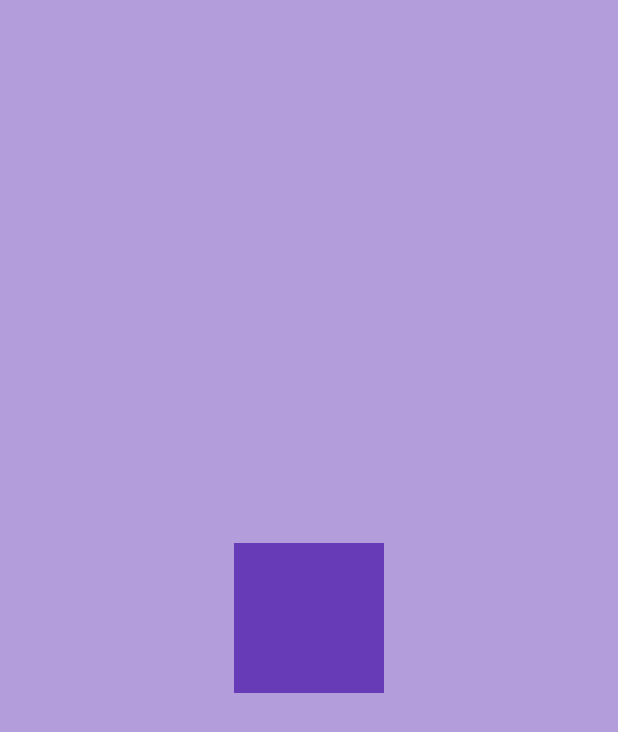
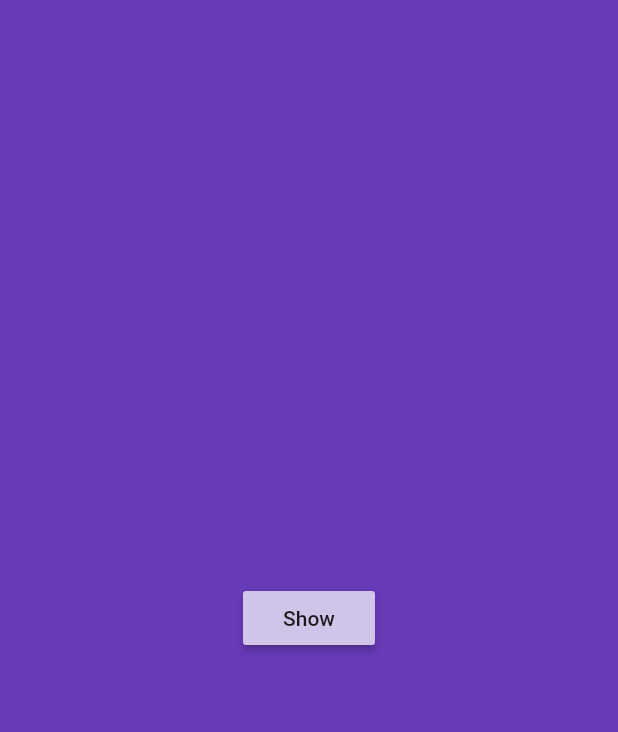
Before and after one commit to mbr1993/flutter_widgets, a Flutter app: the screen it shows after launch, on a phone screen of 412 x 824 dp. Shown: the top 732 px of the screen. Run offline on Flutter 3.47's test engine with Material 2 defaults, Android fonts, the phone set to English and light mode, and no system bars.

Commit message:
alert dialog

```diff
--- /dev/null
+++ b/lib/alert_dialog/alert_dialog.dart
@@ -0,0 +1,48 @@
+import 'package:flutter/cupertino.dart';
+import 'package:flutter/material.dart';
+
+class MyAlertDialog extends StatefulWidget {
+  const MyAlertDialog({super.key});
+
+  @override
+  State<MyAlertDialog> createState() => _MyAlertDialogState();
+}
+
+class _MyAlertDialogState extends State<MyAlertDialog> {
+  void _showDialog() {
+    showDialog(
+        context: context,
+        builder: (context) {
+          return CupertinoAlertDialog(
+            title: Text("Title"),
+            content: Text("More Info"),
+            actions: [
+              MaterialButton(
+                onPressed: () {},
+                child: Text("Ok"),
+              ),
+              MaterialButton(
+                onPressed: () {
+                  Navigator.pop(context);
+                },
+                child: Text("Cancel"),
+              ),
+            ],
+          );
+        });
+  }
+
+  @override
+  Widget build(BuildContext context) {
+    return Scaffold(
+      backgroundColor: Colors.deepPurple,
+      body: Center(
+        child: MaterialButton(
+          color: Colors.deepPurple[100],
+          onPressed: _showDialog,
+          child: Text("Show"),
+        ),
+      ),
+    );
+  }
+}
--- a/lib/main.dart
+++ b/lib/main.dart
@@ -1,4 +1,5 @@
 import 'package:flutter/material.dart';
+import 'package:flutter_widgets/alert_dialog/alert_dialog.dart';
 import 'package:flutter_widgets/animated_container.dart';
 import 'package:flutter_widgets/tab_bar/tab_bar.dart';
 
@@ -12,7 +13,7 @@ class MyApp extends StatelessWidget {
   @override
   Widget build(BuildContext context) {
     return MaterialApp(
-      home: MyAnimatedContainer(),
+      home: MyAlertDialog(),
       theme: ThemeData(primarySwatch: Colors.deepPurple),
     );
   }
```
